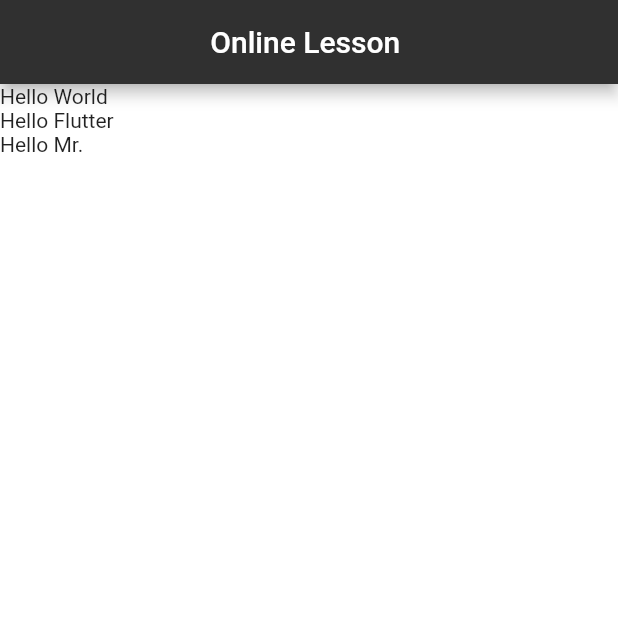
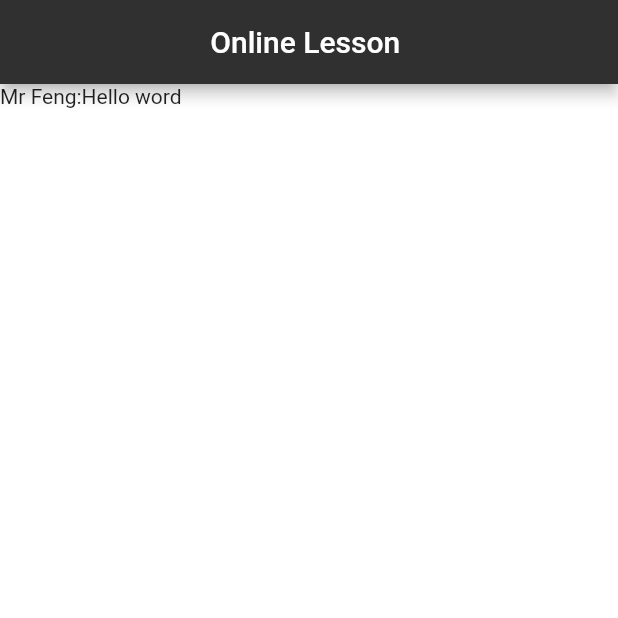
Before and after one commit to fhlkm/flutterStudy, a Flutter app: the screen it shows after launch, on a phone screen of 412 x 824 dp, the top half of it. Run offline on Flutter 3.47's test engine with Material 2 defaults, Android fonts, the phone set to English and light mode, and no system bars.

Commit message:
how to use class

```diff
--- a/flutter_app/lib/main.dart
+++ b/flutter_app/lib/main.dart
@@ -11,7 +11,11 @@ void main() {
   ));
 }
 
-
+class Datas{
+  String text;
+  String author;
+  Datas({this.text,this.author});
+}
 
 //Stateless:image
 // 有状态： checkbox
@@ -21,10 +25,10 @@ class Home extends StatefulWidget{
 }
 
 class _HomeState extends State<Home> {
-  List<String> datas= [
-    "Hello World",
-    "Hello Flutter",
-    "Hello Mr."
+
+  var myData = Datas(text:"Hello word",author: "Mr Feng");
+  List<Datas> datas= [
+    Datas(text:"Hello word",author: "Mr Feng")
   ];
   @override
   Widget build(BuildContext context) {
@@ -43,7 +47,7 @@ class _HomeState extends State<Home> {
 
         crossAxisAlignment: CrossAxisAlignment.start,//alignment
 
-        children: datas.map((e) => Text(e)).toList()
+        children: datas.map((e) => Text('${e.author}:${e.text}')).toList()
       ),
     );
   }
```
